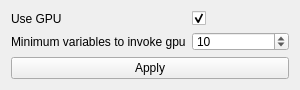
Qt form Source/gpu_settings.ui (DesCaldnd/Discrete-Math) before a commit.
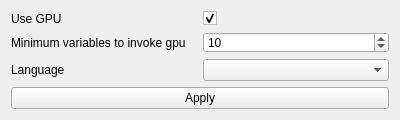
The same form after that commit.

```diff
--- a/Source/gpu_settings.ui
+++ b/Source/gpu_settings.ui
@@ -6,20 +6,20 @@
    <rect>
     <x>0</x>
     <y>0</y>
-    <width>300</width>
-    <height>90</height>
+    <width>400</width>
+    <height>120</height>
    </rect>
   </property>
   <property name="minimumSize">
    <size>
-    <width>300</width>
-    <height>90</height>
+    <width>400</width>
+    <height>120</height>
    </size>
   </property>
   <property name="maximumSize">
    <size>
-    <width>300</width>
-    <height>16777215</height>
+    <width>700</width>
+    <height>122</height>
    </size>
   </property>
   <property name="windowTitle">
@@ -65,6 +65,16 @@
        </property>
       </widget>
      </item>
+     <item row="2" column="0">
+      <widget class="QLabel" name="label_3">
+       <property name="text">
+        <string>Language</string>
+       </property>
+      </widget>
+     </item>
+     <item row="2" column="1">
+      <widget class="QComboBox" name="language_box"/>
+     </item>
     </layout>
    </item>
    <item>
```
Left out of the diff: 16 changed lines with no effect on the pictures.
